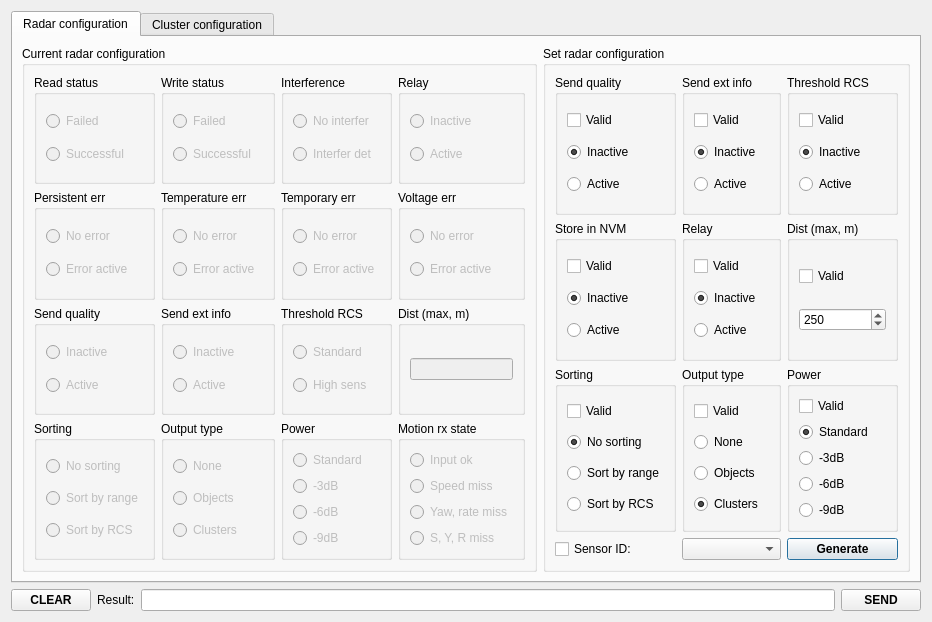
This is dialogconfig.ui in anatoltrush/RadarVisual as Qt 5 draws it before an edit. The edited form follows.
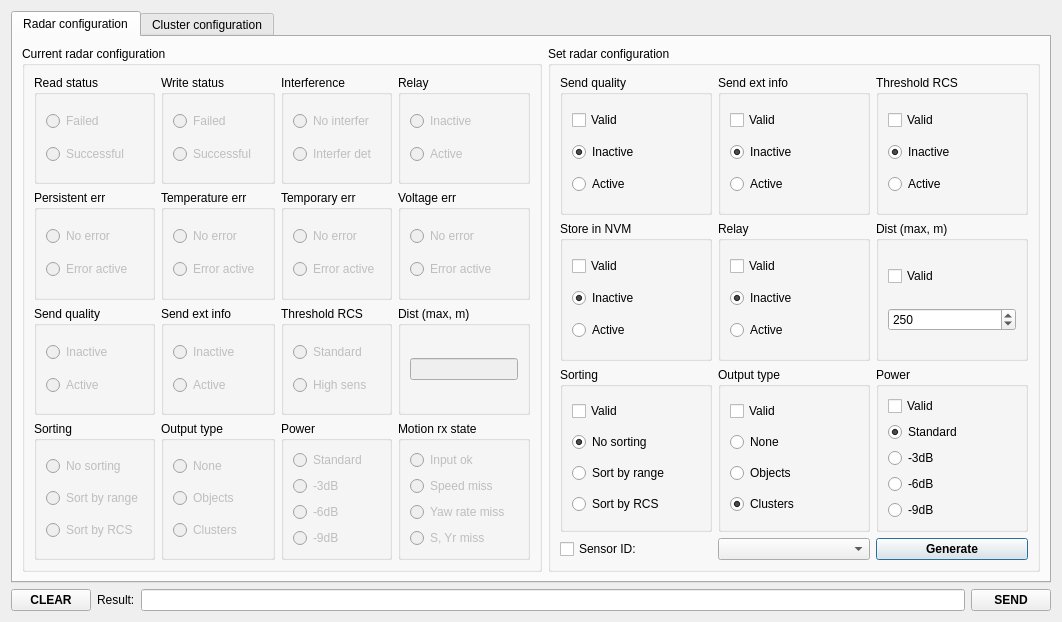
This is the edited form.

Patch:
```diff
--- a/dialogconfig.ui
+++ b/dialogconfig.ui
@@ -6,7 +6,7 @@
    <rect>
     <x>0</x>
     <y>0</y>
-    <width>848</width>
+    <width>1062</width>
     <height>622</height>
    </rect>
   </property>
@@ -545,7 +545,7 @@
                 <bool>false</bool>
                </property>
                <property name="text">
-                <string>S, Y, R miss</string>
+                <string>S, Yr miss</string>
                </property>
               </widget>
              </item>
@@ -555,7 +555,7 @@
                 <bool>false</bool>
                </property>
                <property name="text">
-                <string>Yaw, rate miss</string>
+                <string>Yaw rate miss</string>
                </property>
               </widget>
              </item>
@@ -714,6 +714,7 @@
            <widget class="QPushButton" name="pBRadGenerate">
             <property name="font">
              <font>
+              <weight>75</weight>
               <bold>true</bold>
              </font>
             </property>
@@ -992,6 +993,7 @@
       <widget class="QPushButton" name="pBSend">
        <property name="font">
         <font>
+         <weight>75</weight>
          <bold>true</bold>
         </font>
        </property>
```
Left out of the diff: 1 changed line with no effect on the pictures.
